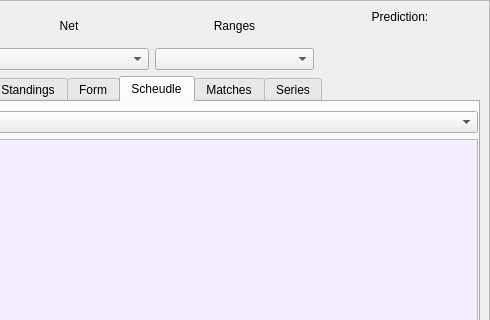
This is data/ui/statistics.ui in jacek-markowski/BetBoy as Qt 5 draws it before an edit; both pictures show x 177 to 667 and y 0 to 320 of the 667 by 516 pixel window. The edited form follows.
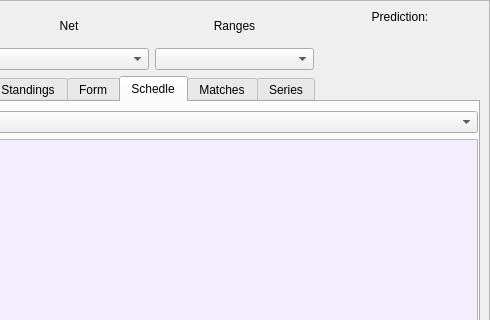
This is the edited form. The open tabs and pages were chosen to show the change.

Commit message: fixed typo: scheudle -> schedle

Diff of the .ui file:
```diff
--- a/data/ui/statistics.ui
+++ b/data/ui/statistics.ui
@@ -504,7 +504,7 @@
            </widget>
            <widget class="QWidget" name="tab_main_scheudle">
             <attribute name="title">
-             <string>Scheudle</string>
+             <string>Schedle</string>
             </attribute>
             <layout class="QVBoxLayout" name="verticalLayout_5">
              <property name="spacing">
```
Left out of the diff: 2 changed lines with no effect on the pictures. The commit also changes 1 other file.
